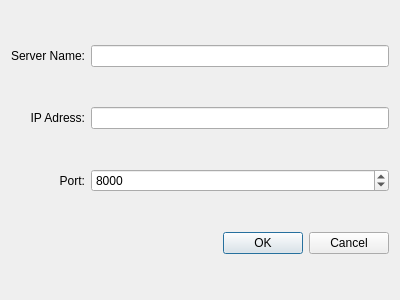
Above: src/con4/addindexserverdialog.ui from antoniusriha/con4 before the change. Below: the same form after it.
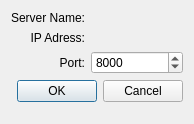
That is the form after the change. Custom widgets are drawn as their Qt base class.

The edit to the form file:
```diff
--- a/src/con4/addindexserverdialog.ui
+++ b/src/con4/addindexserverdialog.ui
@@ -9,8 +9,8 @@
    <rect>
     <x>0</x>
     <y>0</y>
-    <width>400</width>
-    <height>300</height>
+    <width>194</width>
+    <height>124</height>
    </rect>
   </property>
   <property name="windowTitle">
@@ -19,7 +19,10 @@
   <property name="modal">
    <bool>true</bool>
   </property>
-  <layout class="QGridLayout" name="gridLayout">
+  <layout class="QFormLayout" name="formLayout">
+   <property name="labelAlignment">
+    <set>Qt::AlignRight|Qt::AlignTrailing|Qt::AlignVCenter</set>
+   </property>
    <item row="0" column="0">
     <widget class="QLabel" name="label">
      <property name="text">
@@ -30,9 +33,6 @@
      </property>
     </widget>
    </item>
-   <item row="0" column="1">
-    <widget class="QLineEdit" name="txtName"/>
-   </item>
    <item row="1" column="0">
     <widget class="QLabel" name="label_2">
      <property name="text">
@@ -43,9 +43,6 @@
      </property>
     </widget>
    </item>
-   <item row="1" column="1">
-    <widget class="QLineEdit" name="txtIp"/>
-   </item>
    <item row="2" column="0">
     <widget class="QLabel" name="label_3">
      <property name="text">
@@ -57,7 +54,13 @@
     </widget>
    </item>
    <item row="2" column="1">
-    <widget class="QSpinBox" name="sbPort">
+    <widget class="QSpinBox" name="portSpinBox">
+     <property name="sizePolicy">
+      <sizepolicy hsizetype="Preferred" vsizetype="Fixed">
+       <horstretch>0</horstretch>
+       <verstretch>0</verstretch>
+      </sizepolicy>
+     </property>
      <property name="minimum">
       <number>1025</number>
      </property>
@@ -79,8 +82,28 @@
      </property>
     </widget>
    </item>
+   <item row="0" column="1">
+    <widget class="ValidatingTextBox" name="serverNameTextBox" native="true"/>
+   </item>
+   <item row="1" column="1">
+    <widget class="IpAddressTextBox" name="ipAddressTextBox" native="true"/>
+   </item>
   </layout>
  </widget>
+ <customwidgets>
+  <customwidget>
+   <class>ValidatingTextBox</class>
+   <extends>QWidget</extends>
+   <header>validatingtextbox.h</header>
+   <container>1</container>
+  </customwidget>
+  <customwidget>
+   <class>IpAddressTextBox</class>
+   <extends>QWidget</extends>
+   <header>ipaddresstextbox.h</header>
+   <container>1</container>
+  </customwidget>
+ </customwidgets>
  <resources/>
  <connections>
   <connection>
```
Left out of the diff: 14 changed lines with no effect on the pictures.
